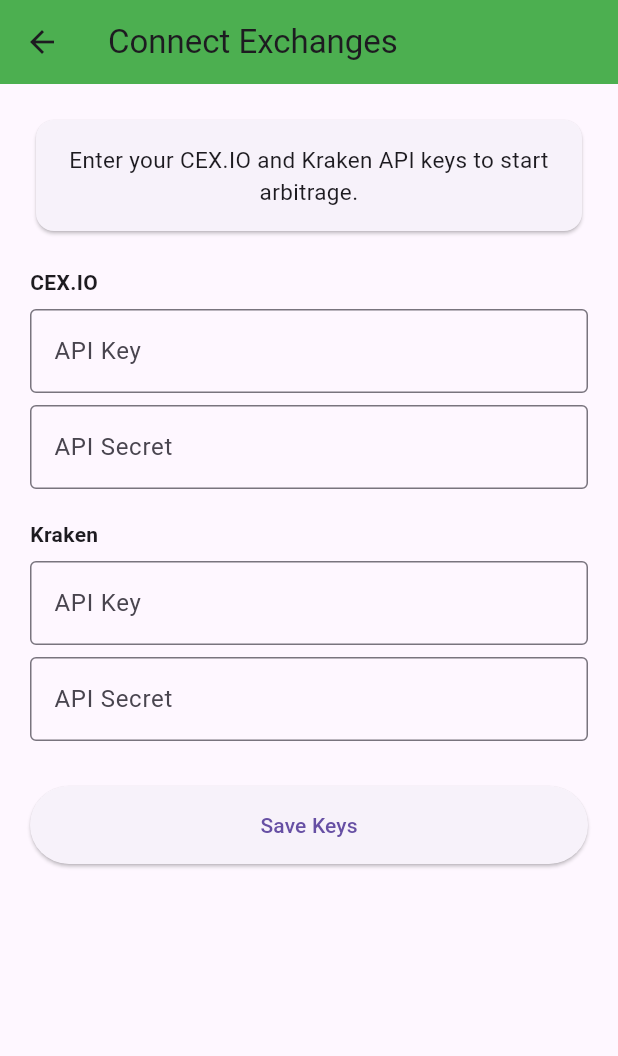
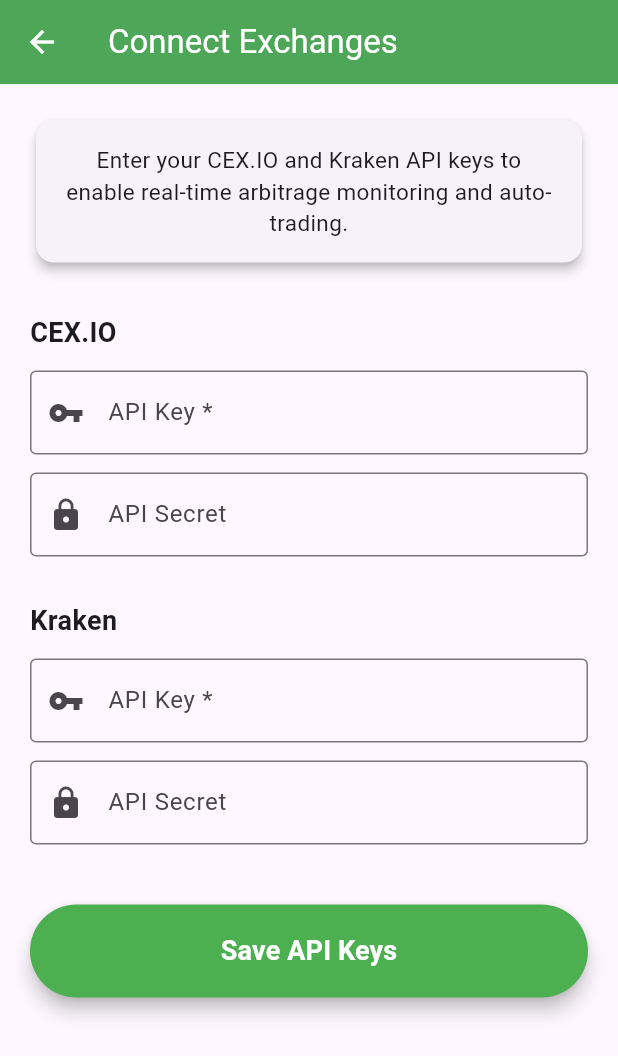
Before and after one commit to Izeal01/passive-crypto-income-mobile, a Flutter app: the ApiKeysScreen screen opened directly with empty values, on a phone screen of 412 x 824 dp. Shown: the top 1056 px of the screen. Run offline on Flutter 3.47's test engine with Material 3 defaults, Android fonts, the phone set to English and light mode, and no system bars; our stand-ins replace google_sign_in, shared_preferences; accounts and stored records are empty; network calls fail.

```diff
--- a/mobile/passive_crypto_income/lib/screens/api_keys_screen.dart
+++ b/mobile/passive_crypto_income/lib/screens/api_keys_screen.dart
@@ -1,3 +1,4 @@
+// lib/screens/api_keys_screen.dart
 import 'package:flutter/material.dart';
 import 'package:provider/provider.dart';
 import '../services/api_service.dart';
@@ -27,7 +28,9 @@ class _ApiKeysScreenState extends State<ApiKeysScreen> {
   }
 
   Future<void> _loadExistingKeys() async {
+    if (!mounted) return;
     setState(() => _isLoading = true);
+
     try {
       final keys = await ApiService.getKeys(widget.userEmail);
       if (keys['cex_key'] != null && keys['kraken_key'] != null) {
@@ -38,18 +41,23 @@ class _ApiKeysScreenState extends State<ApiKeysScreen> {
         setState(() => _hasKeys = true);
       }
     } catch (e) {
-      debugPrint('No saved keys found');
+      debugPrint('No existing keys found: $e');
     } finally {
       if (mounted) setState(() => _isLoading = false);
     }
   }
 
   Future<void> _saveKeys() async {
-    if (_cexKeyController.text.trim().isEmpty ||
-        _krakenKeyController.text.trim().isEmpty) {
+    final cexKey = _cexKeyController.text.trim();
+    final krakenKey = _krakenKeyController.text.trim();
+
+    if (cexKey.isEmpty || krakenKey.isEmpty) {
       if (!mounted) return;
       ScaffoldMessenger.of(context).showSnackBar(
-        const SnackBar(content: Text('Please fill all required fields')),
+        const SnackBar(
+          content: Text('Please fill in all required fields'),
+          backgroundColor: Colors.red,
+        ),
       );
       return;
     }
@@ -59,9 +67,9 @@ class _ApiKeysScreenState extends State<ApiKeysScreen> {
 
     try {
       await ApiService.saveKeys({
-        'cex_key': _cexKeyController.text.trim(),
+        'cex_key': cexKey,
         'cex_secret': _cexSecretController.text.trim(),
-        'kraken_key': _krakenKeyController.text.trim(),
+        'kraken_key': krakenKey,
         'kraken_secret': _krakenSecretController.text.trim(),
       }, widget.userEmail);
 
@@ -70,16 +78,20 @@ class _ApiKeysScreenState extends State<ApiKeysScreen> {
       if (!mounted) return;
       ScaffoldMessenger.of(context).showSnackBar(
         SnackBar(
-          content: Text(_hasKeys ? 'API Keys Updated!' : 'API Keys Saved!'),
+          content: Text(_hasKeys ? 'API Keys Updated Successfully!' : 'API Keys Saved Successfully!'),
           backgroundColor: Colors.green,
+          duration: const Duration(seconds: 3),
         ),
       );
 
-      Navigator.pop(context, true);
+      Navigator.pop(context, true); // Signal success to HomeScreen
     } catch (e) {
       if (!mounted) return;
       ScaffoldMessenger.of(context).showSnackBar(
-        SnackBar(content: Text('Error: $e'), backgroundColor: Colors.red),
+        SnackBar(
+          content: Text('Error: ${e.toString()}'),
+          backgroundColor: Colors.red,
+        ),
       );
     } finally {
       if (mounted) setState(() => _isLoading = false);
@@ -92,6 +104,8 @@ class _ApiKeysScreenState extends State<ApiKeysScreen> {
       appBar: AppBar(
         title: Text(_hasKeys ? 'Replace API Keys' : 'Connect Exchanges'),
         backgroundColor: Colors.green,
+        foregroundColor: Colors.white,
+        elevation: 4,
       ),
       body: _isLoading
           ? const Center(child: CircularProgressIndicator())
@@ -101,69 +115,95 @@ class _ApiKeysScreenState extends State<ApiKeysScreen> {
                 crossAxisAlignment: CrossAxisAlignment.stretch,
                 children: [
                   Card(
+                    elevation: 3,
                     child: Padding(
                       padding: const EdgeInsets.all(16),
                       child: Text(
                         _hasKeys
-                            ? 'Update your exchange API keys below.'
-                            : 'Enter your CEX.IO and Kraken API keys to start arbitrage.',
+                            ? 'You can update or replace your existing API keys below.'
+                            : 'Enter your CEX.IO and Kraken API keys to enable real-time arbitrage monitoring and auto-trading.',
                         style: const TextStyle(fontSize: 15),
                         textAlign: TextAlign.center,
                       ),
                     ),
                   ),
-                  const SizedBox(height: 20),
-                  const Text('CEX.IO', style: TextStyle(fontWeight: FontWeight.bold)),
-                  const SizedBox(height: 8),
+                  const SizedBox(height: 30),
+
+                  // CEX.IO Section
+                  const Text('CEX.IO', style: TextStyle(fontSize: 18, fontWeight: FontWeight.bold)),
+                  const SizedBox(height: 12),
                   TextField(
                     controller: _cexKeyController,
                     decoration: const InputDecoration(
-                      labelText: 'API Key',
+                      labelText: 'API Key *',
                       border: OutlineInputBorder(),
+                      prefixIcon: Icon(Icons.vpn_key),
                     ),
                   ),
-                  const SizedBox(height: 8),
+                  const SizedBox(height: 12),
                   TextField(
                     controller: _cexSecretController,
                     obscureText: true,
                     decoration: const InputDecoration(
                       labelText: 'API Secret',
                       border: OutlineInputBorder(),
+                      prefixIcon: Icon(Icons.lock),
                     ),
                   ),
-                  const SizedBox(height: 20),
-                  const Text('Kraken', style: TextStyle(fontWeight: FontWeight.bold)),
-                  const SizedBox(height: 8),
+                  const SizedBox(height: 30),
+
+                  // Kraken Section
+                  const Text('Kraken', style: TextStyle(fontSize: 18, fontWeight: FontWeight.bold)),
+                  const SizedBox(height: 12),
                   TextField(
                     controller: _krakenKeyController,
                     decoration: const InputDecoration(
-                      labelText: 'API Key',
+                      labelText: 'API Key *',
                       border: OutlineInputBorder(),
+                      prefixIcon: Icon(Icons.vpn_key),
                     ),
                   ),
-                  const SizedBox(height: 8),
+                  const SizedBox(height: 12),
                   TextField(
                     controller: _krakenSecretController,
                     obscureText: true,
                     decoration: const InputDecoration(
                       labelText: 'API Secret',
                       border: OutlineInputBorder(),
+                      prefixIcon: Icon(Icons.lock),
                     ),
                   ),
-                  const SizedBox(height: 30),
+                  const SizedBox(height: 40),
+
+                  // Save Button
                   ElevatedButton(
                     onPressed: _isLoading ? null : _saveKeys,
                     style: ElevatedButton.styleFrom(
-                      padding: const EdgeInsets.symmetric(vertical: 16),
+                      padding: const EdgeInsets.symmetric(vertical: 18),
+                      backgroundColor: Colors.green,
+                      foregroundColor: Colors.white,
+                      elevation: 5,
                     ),
                     child: _isLoading
                         ? const SizedBox(
-                            height: 20,
-                            width: 20,
-                            child: CircularProgressIndicator(strokeWidth: 2, color: Colors.white),
+                            height: 24,
+                            width: 24,
+                            child: CircularProgressIndicator(color: Colors.white, strokeWidth: 2),
                           )
-                        : Text(_hasKeys ? 'Update Keys' : 'Save Keys'),
+                        : Text(
+                            _hasKeys ? 'Update API Keys' : 'Save API Keys',
+                            style: const TextStyle(fontSize: 18, fontWeight: FontWeight.bold),
+                          ),
                   ),
+
+                  const SizedBox(height: 16),
+
+                  // Cancel button (only if updating)
+                  if (_hasKeys)
+                    OutlinedButton(
+                      onPressed: () => Navigator.pop(context),
+                      child: const Text('Cancel'),
+                    ),
                 ],
               ),
             ),
--- a/mobile/passive_crypto_income/lib/services/api_service.dart
+++ b/mobile/passive_crypto_income/lib/services/api_service.dart
@@ -1,82 +1,94 @@
+// lib/services/api_service.dart
 import 'dart:convert';
 import 'dart:async';
 import 'package:http/http.dart' as http;
 import 'package:shared_preferences/shared_preferences.dart';
 
 class ApiService {
-  static String _baseUrl = 'https://passive-crypto-backend.onrender.com/';
+  static const String _baseUrl = 'https://passive-crypto-backend.onrender.com';
   static String? _authToken;
 
-  static String get baseUrl => _baseUrl;
-
+  // Load base URL (required by main.dart and websocket_service.dart)
   static Future<void> loadBaseUrl() async {
     final prefs = await SharedPreferences.getInstance();
     final saved = prefs.getString('api_base_url');
     if (saved == null || !saved.contains('render.com')) {
       await prefs.setString('api_base_url', _baseUrl);
-    } else {
-      _baseUrl = saved.endsWith('/') ? saved : '$saved/';
     }
-    await loadAuthToken();
   }
 
+  // Token management
   static Future<void> setAuthToken(String? token) async {
     _authToken = token;
     final prefs = await SharedPreferences.getInstance();
-    await prefs.setString('auth_token', token ?? '');
+    if (token != null) {
+      await prefs.setString('auth_token', token);
+    } else {
+      await prefs.remove('auth_token');
+    }
   }
 
   static Future<void> loadAuthToken() async {
     final prefs = await SharedPreferences.getInstance();
-    final token = prefs.getString('auth_token');
-    if (token != null && token.isNotEmpty) _authToken = token;
+    _authToken = prefs.getString('auth_token');
   }
 
-  static Map<String, String> _getHeaders({bool includeAuth = true}) {
-    final headers = {'Content-Type': 'application/json'};
-    if (includeAuth && _authToken != null) {
-      headers['Authorization'] = 'Bearer $_authToken';
-    }
-    return headers;
+  // Headers
+  static Map<String, String> _headers() {
+    final h = {'Content-Type': 'application/json'};
+    if (_authToken != null) h['Authorization'] = 'Bearer $_authToken';
+    return h;
   }
 
-  static Future<Map<String, dynamic>> postWithRetry(String endpoint, Map<String, dynamic> data, {int retries = 3}) async {
-    final url = Uri.parse('$_baseUrl${endpoint.startsWith('/') ? endpoint.substring(1) : endpoint}');
-    final body = json.encode(data);
+  // Generic POST with retry
+  static Future<Map<String, dynamic>> postWithRetry(
+    String endpoint,
+    Map<String, dynamic> data,
+  ) async {
+    final url = Uri.parse('$_baseUrl$endpoint');
+    for (int i = 0; i < 3; i++) {
+      try {
+        final response = await http
+            .post(url, headers: _headers(), body: json.encode(data))
+            .timeout(const Duration(seconds: 20));
 
-    for (int i = 0; i < retries; i++) {
-      try {
-        final response = await http.post(url, headers: _getHeaders(), body: body).timeout(const Duration(seconds: 20));
-        if (response.statusCode == 200) {
+        if (response.statusCode >= 200 && response.statusCode < 300) {
           final decoded = json.decode(response.body);
-          if (decoded is Map<String, dynamic>) {
-            if (decoded['token'] != null) await setAuthToken(decoded['token']);
-            return decoded;
+          if (decoded is Map<String, dynamic> && decoded['token'] != null) {
+            await setAuthToken(decoded['token']);
           }
+          return decoded;
         }
         throw Exception('HTTP ${response.statusCode}');
       } catch (e) {
-        if (i == retries - 1) rethrow;
+        if (i == 2) rethrow;
         await Future.delayed(Duration(seconds: i + 1));
       }
     }
     throw Exception('Network error');
   }
 
-  static Future<Map<String, dynamic>> login(Map<String, String> user) => postWithRetry('/login', user);
-  static Future<Map<String, dynamic>> signup(Map<String, String> user) => postWithRetry('/signup', user);
+  // Generic GET
+  static Future<Map<String, dynamic>> get(String endpoint, String email) async {
+    final url = Uri.parse('$_baseUrl$endpoint?email=${Uri.encodeComponent(email)}');
+    final response = await http.get(url, headers: _headers()).timeout(const Duration(seconds: 20));
+    if (response.statusCode == 200) {
+      return json.decode(response.body) as Map<String, dynamic>;
+    }
+    throw Exception('HTTP ${response.statusCode}');
+  }
+
+  // Public methods
+  static Future<Map<String, dynamic>> login(Map<String, String> user) =>
+      postWithRetry('/login', user);
+
+  static Future<Map<String, dynamic>> signup(Map<String, String> user) =>
+      postWithRetry('/signup', user);
 
   static Future<Map<String, dynamic>> saveKeys(Map<String, String> keys, String email) =>
       postWithRetry('/save_keys', {'email': email, ...keys});
 
-  static Future<Map<String, dynamic>> clearKeys(String email) => postWithRetry('/clear_keys', {'email': email});
-
-  static Future<Map<String, dynamic>> getKeys(String email) async {
-    final url = Uri.parse('$_baseUrl/get_keys?email=${Uri.encodeComponent(email)}');
-    final response = await http.get(url, headers: _getHeaders()).timeout(const Duration(seconds: 20));
-    if (response.statusCode == 200) return json.decode(response.body) as Map<String, dynamic>;
-    throw Exception('Failed to load keys');
-  }
+  static Future<Map<String, dynamic>> getKeys(String email) => get('/get_keys', email);
 
   static Future<Map<String, dynamic>> setAmount(double amount, String email) =>
       postWithRetry('/set_amount', {'amount': amount, 'email': email});
@@ -87,24 +99,9 @@ class ApiService {
   static Future<Map<String, dynamic>> setTradeThreshold(double threshold, String email) =>
       postWithRetry('/set_threshold', {'threshold': threshold, 'email': email});
 
-  static Future<Map<String, dynamic>> fetchBalances(String email) async {
-    final url = Uri.parse('$_baseUrl/balances?email=${Uri.encodeComponent(email)}');
-    final response = await http.get(url, headers: _getHeaders()).timeout(const Duration(seconds: 20));
-    if (response.statusCode == 200) {
-      final data = json.decode(response.body) as Map<String, dynamic>;
-      return {
-        'cex_usdc': data['cex_usdc'] ?? data['cex_usd'] ?? 0.0,
-        'kraken_usdc': data['kraken_usdc'] ?? data['kraken_usd'] ?? 0.0,
-        if (data.containsKey('error')) 'error': data['error'],
-      };
-    }
-    throw Exception('Failed to fetch balances');
-  }
+  static Future<Map<String, dynamic>> fetchBalances(String email) => get('/balances', email);
+  static Future<Map<String, dynamic>> fetchArbitrage(String email) => get('/arbitrage', email);
 
-  static Future<Map<String, dynamic>> fetchArbitrage(String email) async {
-    final url = Uri.parse('$_baseUrl/arbitrage?email=${Uri.encodeComponent(email)}');
-    final response = await http.get(url, headers: _getHeaders()).timeout(const Duration(seconds: 20));
-    if (response.statusCode == 200) return json.decode(response.body) as Map<String, dynamic>;
-    throw Exception('Failed to fetch arbitrage');
-  }
+  // For WebSocket
+  static String get baseUrl => _baseUrl;
 }
```
Also changed, not shown: mobile/passive_crypto_income/lib/main.dart (+3 -5 lines).
